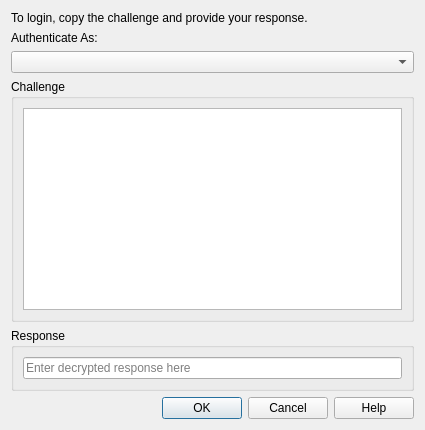
sysal1280/passwords, file ui/logindialog.ui: the form before one commit.
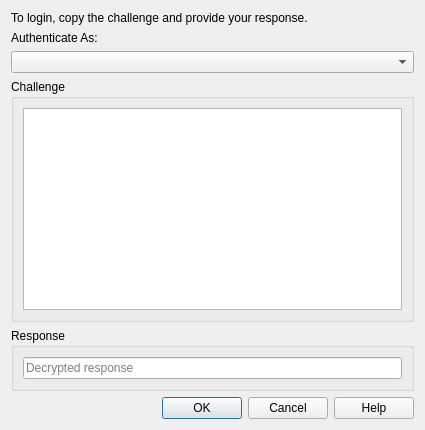
The form after the commit. Icons and pictures are not drawn.

Patch:
```diff
--- a/ui/logindialog.ui
+++ b/ui/logindialog.ui
@@ -53,7 +53,7 @@
       <item row="0" column="0">
        <widget class="QLineEdit" name="lineEdit">
         <property name="placeholderText">
-         <string>Enter decrypted response here</string>
+         <string>Decrypted response</string>
         </property>
        </widget>
       </item>
```
